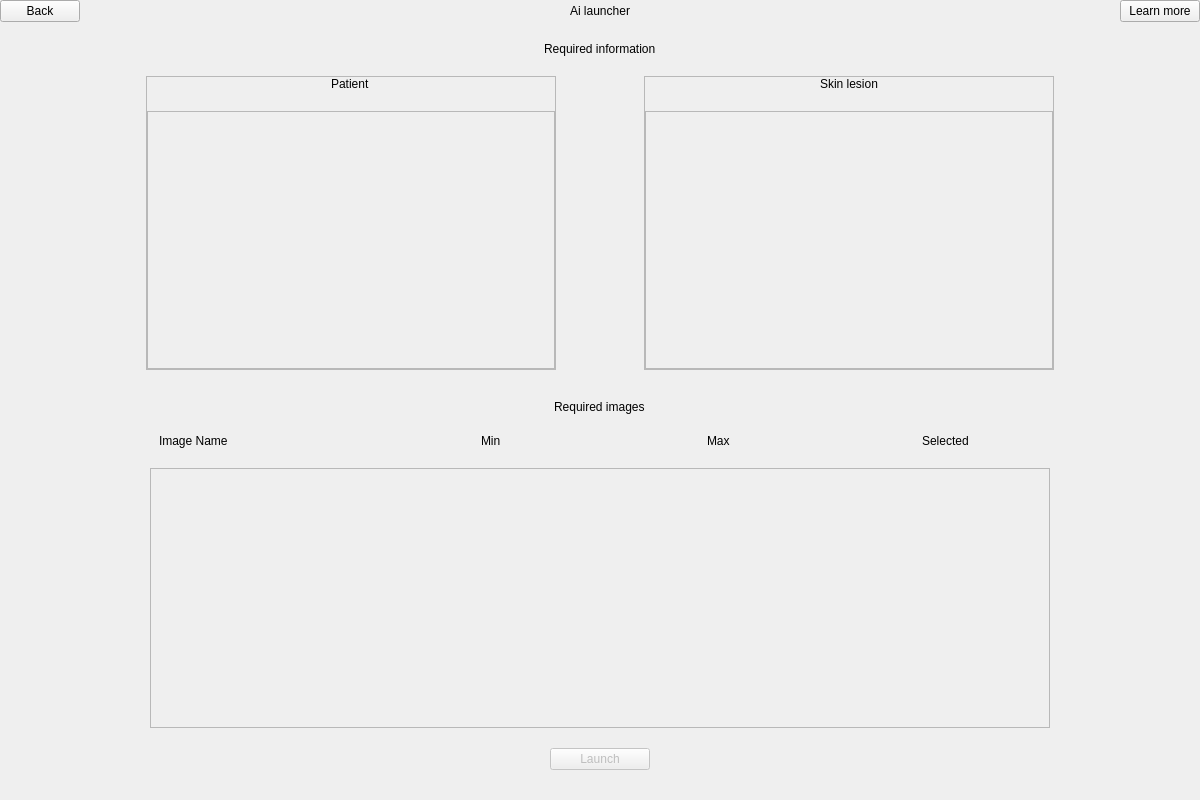
Old version of the form skin application/skinApplication/src/views/ui/ui_ai_launcher.ui in the repository AgustinCartaya/SkinApplication.
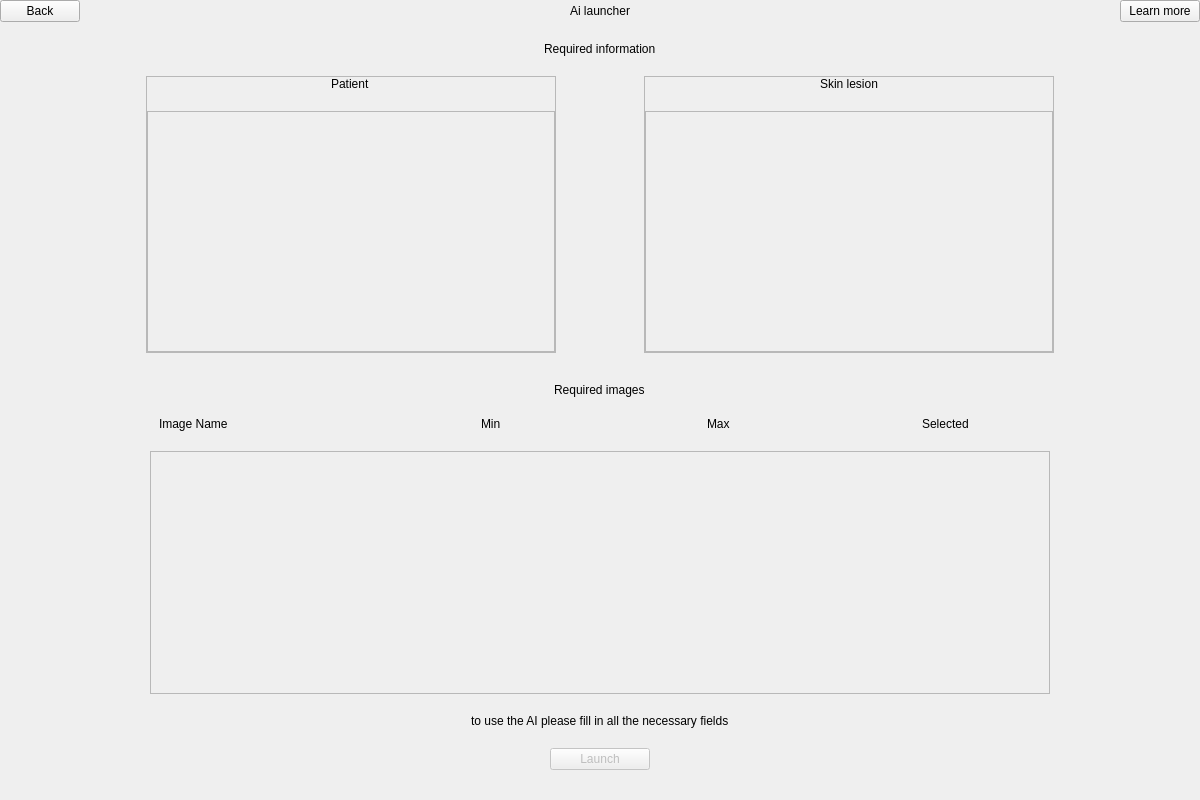
New version of the form. Custom widgets are drawn as their Qt base class.

```diff
--- a/skin application/skinApplication/src/views/ui/ui_ai_launcher.ui
+++ b/skin application/skinApplication/src/views/ui/ui_ai_launcher.ui
@@ -151,7 +151,7 @@
                    <x>0</x>
                    <y>0</y>
                    <width>402</width>
-                   <height>260</height>
+                   <height>240</height>
                   </rect>
                  </property>
                  <layout class="QVBoxLayout" name="verticalLayout_12">
@@ -243,7 +243,7 @@
                    <x>0</x>
                    <y>0</y>
                    <width>402</width>
-                   <height>260</height>
+                   <height>240</height>
                   </rect>
                  </property>
                  <layout class="QVBoxLayout" name="verticalLayout_14">
@@ -372,7 +372,7 @@
                   <x>0</x>
                   <y>0</y>
                   <width>881</width>
-                  <height>257</height>
+                  <height>237</height>
                  </rect>
                 </property>
                 <layout class="QVBoxLayout" name="verticalLayout_8">
@@ -436,6 +436,13 @@
        </item>
       </layout>
      </item>
+     <item alignment="Qt::AlignHCenter">
+      <widget class="QLabel" name="lb_error">
+       <property name="text">
+        <string>to use the AI please fill in all the necessary fields</string>
+       </property>
+      </widget>
+     </item>
      <item alignment="Qt::AlignHCenter">
       <widget class="Button" name="bt_launch">
        <property name="enabled">
@@ -462,16 +469,16 @@
    <extends>QLabel</extends>
    <header>.promoted.label</header>
   </customwidget>
-  <customwidget>
-   <class>NavigatorButton</class>
-   <extends>QPushButton</extends>
-   <header>.promoted.navigator_button</header>
-  </customwidget>
   <customwidget>
    <class>Button</class>
    <extends>QPushButton</extends>
    <header>.promoted.button</header>
   </customwidget>
+  <customwidget>
+   <class>NavigatorButton</class>
+   <extends>QPushButton</extends>
+   <header>.promoted.navigator_button</header>
+  </customwidget>
   <customwidget>
    <class>RequiredElementsContainer</class>
    <extends>QFrame</extends>
```
